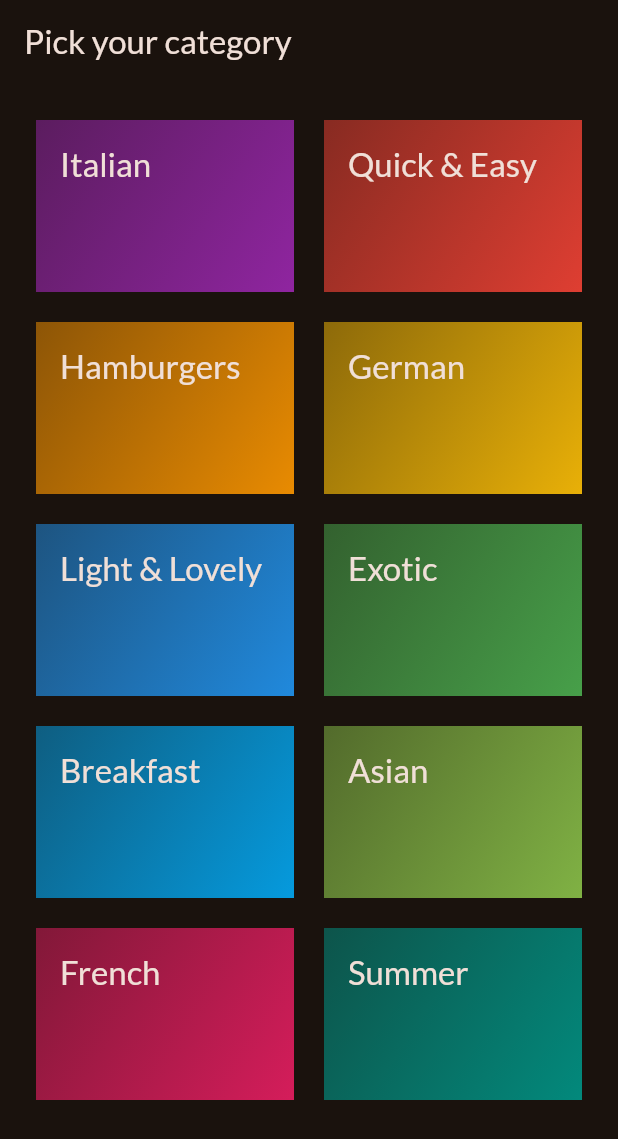
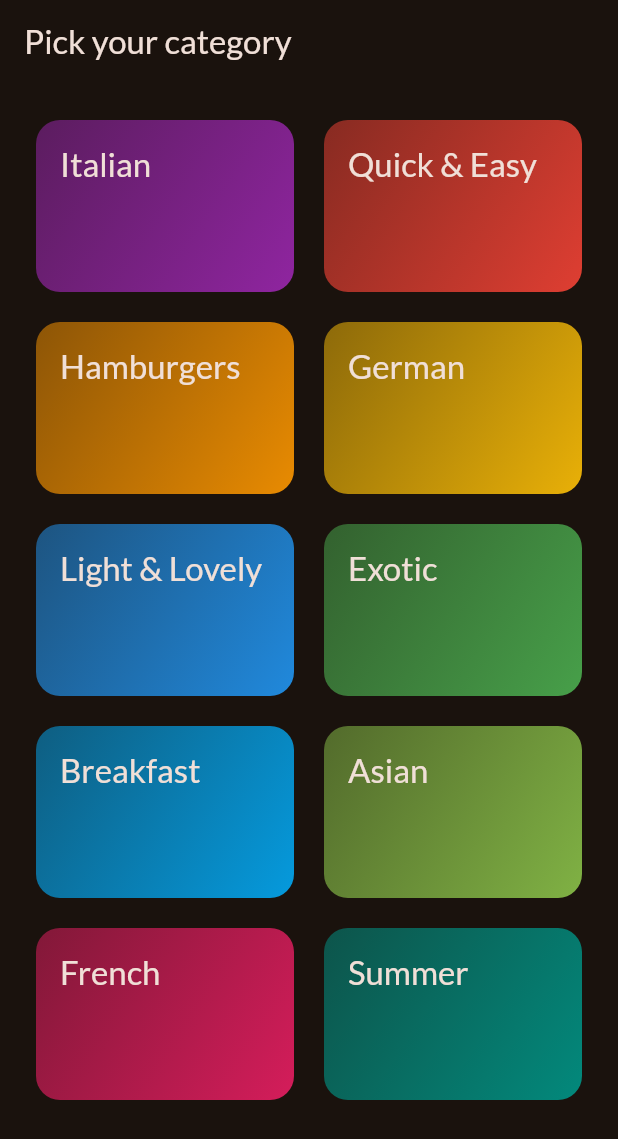
Before and after one commit to lightrao/fdtcg_multi_screen_navigating_meals_app, a Flutter app: the screen it shows after launch, on a phone screen of 412 x 824 dp. Shown: the top 1139 px of the screen. Run offline on Flutter 3.47's test engine with Material 3 defaults, Android fonts, the phone set to English and light mode, and no system bars; our stand-ins replace google_fonts.

Commit message:
Making any Widget Tappable with InkWell

```diff
--- a/lib/widgets/category_grid_item.dart
+++ b/lib/widgets/category_grid_item.dart
@@ -12,9 +12,14 @@ class CategoryGridItem extends StatelessWidget {
 
   @override
   Widget build(BuildContext context) {
-    return Container(
+    return InkWell(
+      onTap: () {},
+      splashColor: Theme.of(context).primaryColor,
+      borderRadius: BorderRadius.circular(16),
+      child: Container(
         padding: const EdgeInsets.all(16),
         decoration: BoxDecoration(
+          borderRadius: BorderRadius.circular(16),
           gradient: LinearGradient(
             colors: [
               category.color.withOpacity(0.5),
@@ -27,7 +32,8 @@ class CategoryGridItem extends StatelessWidget {
         child: Text(
           category.title,
           style: Theme.of(context).textTheme.titleLarge!.copyWith(
-              color: Theme.of(context).colorScheme.onBackground,
+                color: Theme.of(context).colorScheme.onSurface,
+              ),
         ),
       ),
     );
```
Lines whose indentation alone changed are shown as unchanged.
